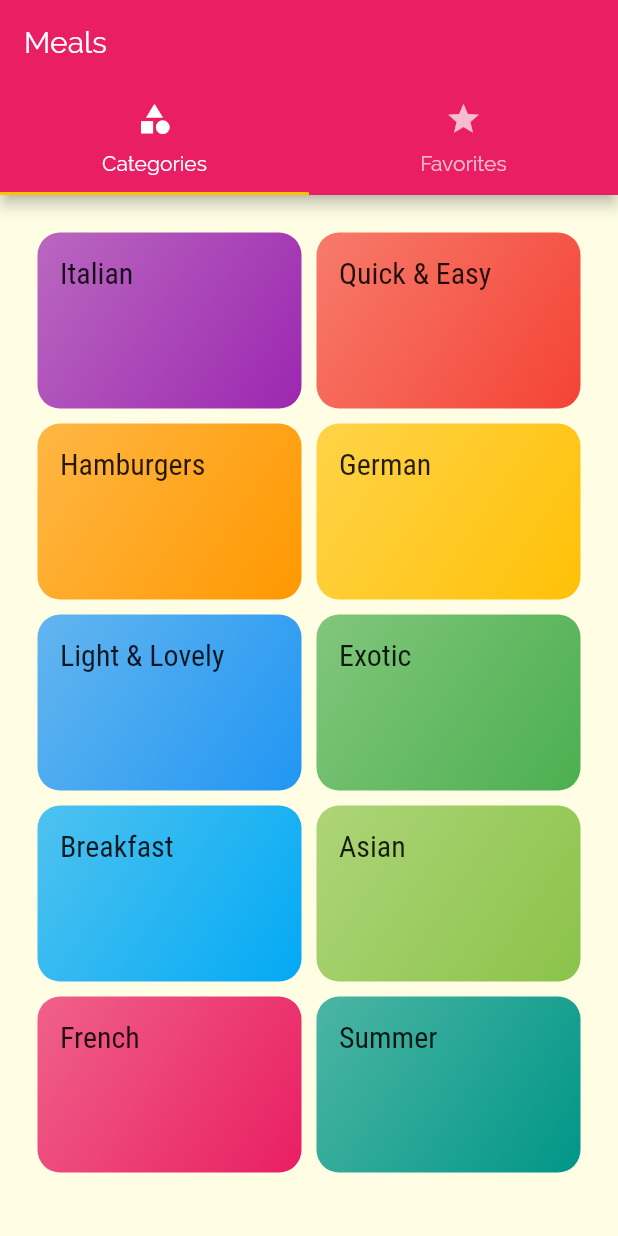
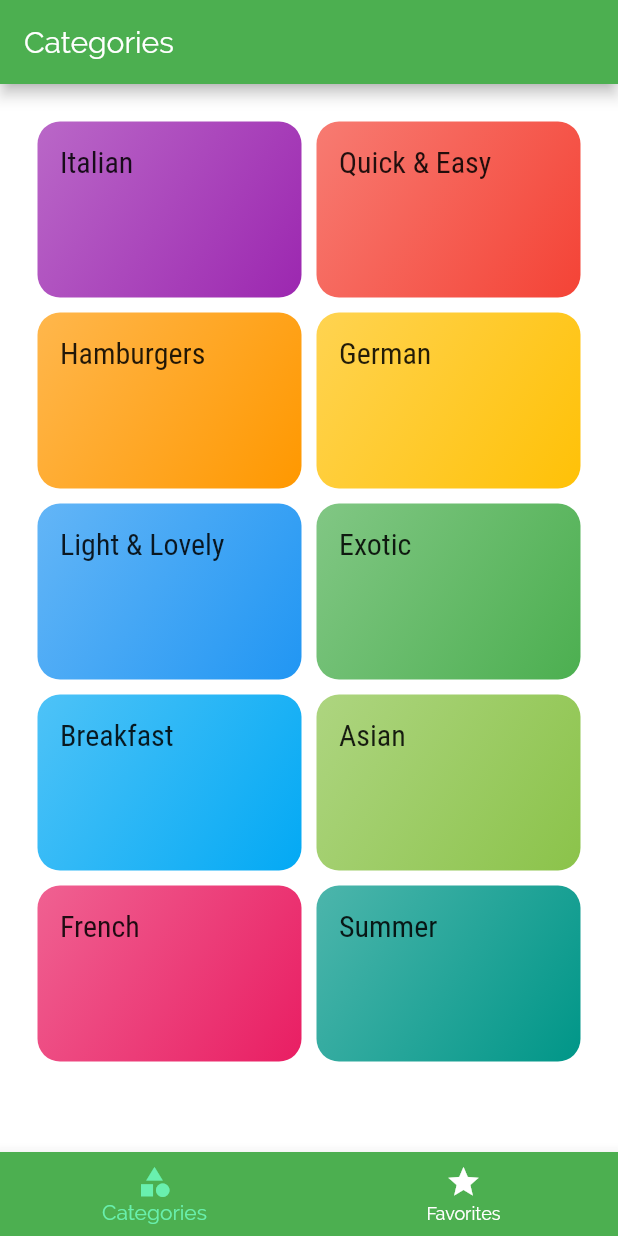
Before and after one commit to dhiyaaulauliyaa/flutter_meals_app, a Flutter app: the screen it shows after launch, on a phone screen of 412 x 824 dp. Run offline on Flutter 3.47's test engine with Material 2 defaults, Android fonts, the phone set to English and light mode, and no system bars.

Commit message:
beautify the ui & change color scheme

```diff
--- a/lib/main.dart
+++ b/lib/main.dart
@@ -14,9 +14,10 @@ class MyApp extends StatelessWidget {
       debugShowCheckedModeBanner: false,
       title: 'MactivMeals',
       theme: ThemeData(
-        primarySwatch: Colors.pink,
-        accentColor: Colors.amber,
-        canvasColor: Color.fromRGBO(255, 254, 229, 1),
+        primarySwatch: Colors.green,
+        accentColor: Colors.greenAccent,
+        canvasColor: Colors.white,
+//        canvasColor: Color.fromRGBO(255, 254, 229, 1),
         fontFamily: 'Raleway',
         textTheme: ThemeData.light().textTheme.copyWith(
           body1: TextStyle(
--- a/lib/screens/tabs_screen.dart
+++ b/lib/screens/tabs_screen.dart
@@ -1,7 +1,7 @@
 import 'package:flutter/material.dart';
 
+import './favorites_screen.dart';
 import './categories_screen.dart';
-import './favorites_screen.dart';
 
 class TabsScreen extends StatefulWidget {
   @override
@@ -9,37 +9,50 @@ class TabsScreen extends StatefulWidget {
 }
 
 class _TabsScreenState extends State<TabsScreen> {
+  final List<Map<String, Object>> _pages = [
+    {
+      'page': CategoriesScreen(),
+      'title': 'Categories',
+    },
+    {
+      'page': FavoritesScreen(),
+      'title': 'Your Favorite',
+    },
+  ];
+  int _selectedPageIndex = 0;
+
+  void _selectPage(int index) {
+    setState(() {
+      _selectedPageIndex = index;
+    });
+  }
+
   @override
   Widget build(BuildContext context) {
-    return DefaultTabController(
-      length: 2,
-      // initialIndex: 0,
-      child: Scaffold(
-        appBar: AppBar(
-          title: Text('Meals'),
-          bottom: TabBar(
-            tabs: <Widget>[
-              Tab(
-                icon: Icon(
-                  Icons.category,
-                ),
-                text: 'Categories',
-              ),
-              Tab(
-                icon: Icon(
-                  Icons.star,
-                ),
-                text: 'Favorites',
-              ),
-            ],
+    return Scaffold(
+      appBar: AppBar(
+        title: Text(_pages[_selectedPageIndex]['title']),
+      ),
+      body: _pages[_selectedPageIndex]['page'],
+      bottomNavigationBar: BottomNavigationBar(
+        onTap: _selectPage,
+        backgroundColor: Theme.of(context).primaryColor,
+        unselectedItemColor: Colors.white,
+        selectedItemColor: Theme.of(context).accentColor,
+        currentIndex: _selectedPageIndex,
+        // type: BottomNavigationBarType.fixed,
+        items: [
+          BottomNavigationBarItem(
+            backgroundColor: Theme.of(context).primaryColor,
+            icon: Icon(Icons.category),
+            title: Text('Categories'),
           ),
-        ),
-        body: TabBarView(
-          children: <Widget>[
-            CategoriesScreen(),
-            FavoritesScreen(),
-          ],
-        ),
+          BottomNavigationBarItem(
+            backgroundColor: Theme.of(context).primaryColor,
+            icon: Icon(Icons.star),
+            title: Text('Favorites'),
+          ),
+        ],
       ),
     );
   }
```
Also changed, not shown: lib/screens/meal_detail_screen.dart (+31 -5 lines).
